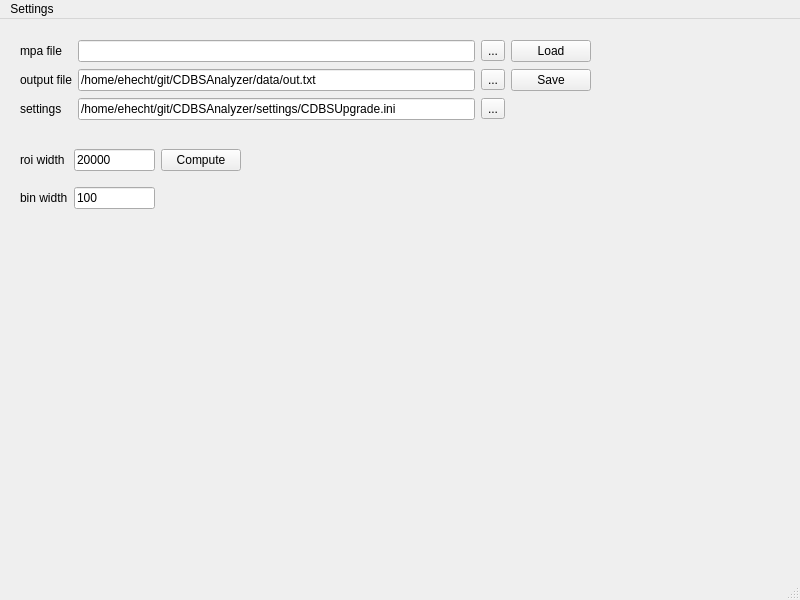
First picture: the form in gui/mainwindow.ui, repository KorribanMaster/CDBSAnalyzer, before the edit.
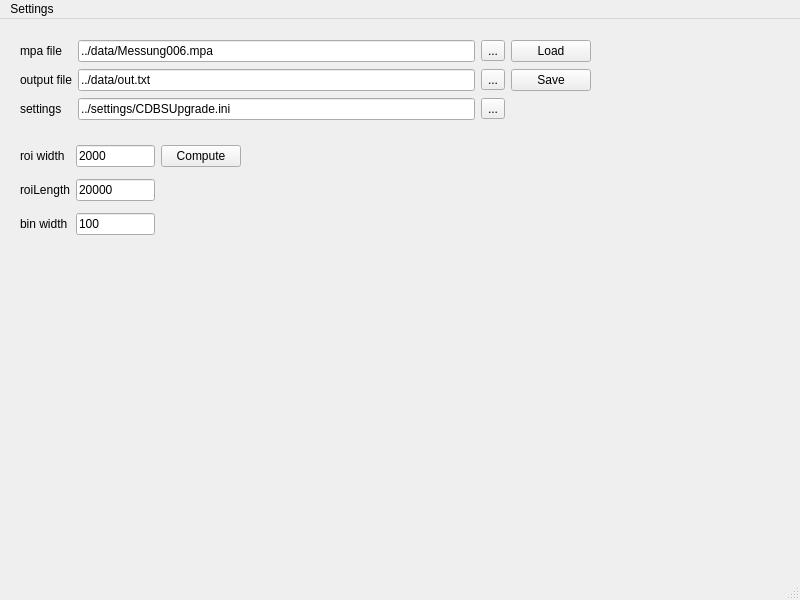
Second picture: the form after the edit.

What changed in the file:
```diff
--- a/gui/mainwindow.ui
+++ b/gui/mainwindow.ui
@@ -62,12 +62,16 @@
      <item row="1" column="1">
       <widget class="QLineEdit" name="outputFileEdit">
        <property name="text">
-        <string>/home/ehecht/git/CDBSAnalyzer/data/out.txt</string>
+        <string>../data/out.txt</string>
        </property>
       </widget>
      </item>
      <item row="0" column="1">
-      <widget class="QLineEdit" name="mpaFileEdit"/>
+      <widget class="QLineEdit" name="mpaFileEdit">
+       <property name="text">
+        <string>../data/Messung006.mpa</string>
+       </property>
+      </widget>
      </item>
      <item row="1" column="3">
       <widget class="QPushButton" name="saveButton">
@@ -86,7 +90,7 @@
      <item row="2" column="1">
       <widget class="QLineEdit" name="settingsEdit">
        <property name="text">
-        <string>/home/ehecht/git/CDBSAnalyzer/settings/CDBSUpgrade.ini</string>
+        <string>../settings/CDBSUpgrade.ini</string>
        </property>
       </widget>
      </item>
@@ -105,25 +109,25 @@
       <x>20</x>
       <y>120</y>
       <width>221</width>
-      <height>80</height>
+      <height>104</height>
      </rect>
     </property>
     <layout class="QGridLayout" name="gridLayout_2">
      <item row="0" column="1">
       <widget class="QLineEdit" name="roiEdit">
        <property name="text">
-        <string>20000</string>
+        <string>2000</string>
        </property>
       </widget>
      </item>
-     <item row="1" column="1">
-      <widget class="QLineEdit" name="binEdit">
+     <item row="2" column="1">
+      <widget class="QLineEdit" name="binWidthEdit">
        <property name="text">
         <string>100</string>
        </property>
       </widget>
      </item>
-     <item row="1" column="0">
+     <item row="2" column="0">
       <widget class="QLabel" name="binWidthLabel">
        <property name="text">
         <string>bin width</string>
@@ -144,6 +148,20 @@
        </property>
       </widget>
      </item>
+     <item row="1" column="1">
+      <widget class="QLineEdit" name="roiLengthEdit">
+       <property name="text">
+        <string>20000</string>
+       </property>
+      </widget>
+     </item>
+     <item row="1" column="0">
+      <widget class="QLabel" name="roiLengthLabel">
+       <property name="text">
+        <string>roiLength</string>
+       </property>
+      </widget>
+     </item>
     </layout>
    </widget>
   </widget>
```
Left out of the diff: 2 changed lines with no effect on the pictures.
